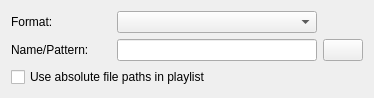
Before: the Qt Designer form dialogs/profiledataplaylistwidgetUI.ui in KDE/audex, drawn with Qt 5.
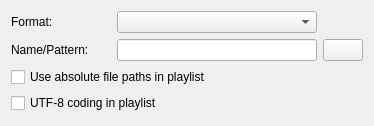
After: the same form once the commit is applied. Custom widgets are drawn as their Qt base class.

Patch:
```diff
--- a/dialogs/profiledataplaylistwidgetUI.ui
+++ b/dialogs/profiledataplaylistwidgetUI.ui
@@ -7,7 +7,7 @@
     <x>0</x>
     <y>0</y>
     <width>374</width>
-    <height>91</height>
+    <height>126</height>
    </rect>
   </property>
   <layout class="QGridLayout" name="gridLayout">
@@ -54,6 +54,13 @@
     </widget>
    </item>
    <item row="3" column="0" colspan="2">
+    <widget class="QCheckBox" name="checkBox_utf8">
+     <property name="text">
+      <string>UTF-8 coding in playlist</string>
+     </property>
+    </widget>
+   </item>
+   <item row="4" column="1">
     <spacer name="verticalSpacer">
      <property name="orientation">
       <enum>Qt::Vertical</enum>
```
